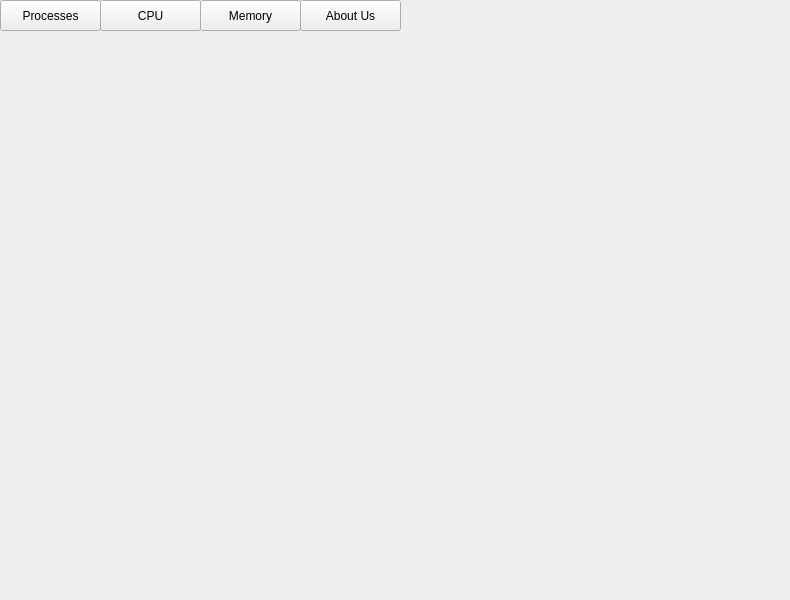
sophiakravchuk/OSLinux_Statistic, file mainwindow.ui: the form before one commit.
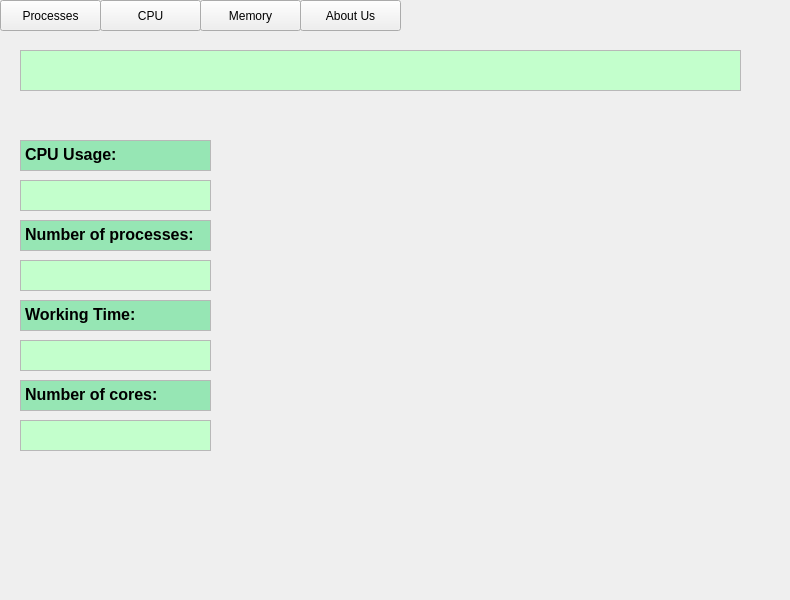
The form after the commit. The open tabs and pages were chosen to show the change. Custom widgets are drawn as their Qt base class.

Commit message: Add CPU_Usage Info

Patch:
```diff
--- a/mainwindow.ui
+++ b/mainwindow.ui
@@ -155,13 +155,166 @@
      <widget class="QCustomPlot" name="plot" native="true">
       <property name="geometry">
        <rect>
-        <x>309</x>
-        <y>30</y>
+        <x>310</x>
+        <y>100</y>
         <width>431</width>
         <height>321</height>
        </rect>
       </property>
      </widget>
+     <widget class="QTextBrowser" name="CP_usage">
+      <property name="geometry">
+       <rect>
+        <x>20</x>
+        <y>110</y>
+        <width>191</width>
+        <height>31</height>
+       </rect>
+      </property>
+      <property name="html">
+       <string>&lt;!DOCTYPE HTML PUBLIC &quot;-//W3C//DTD HTML 4.0//EN&quot; &quot;http://www.w3.org/TR/REC-html40/strict.dtd&quot;&gt;
+&lt;html&gt;&lt;head&gt;&lt;meta name=&quot;qrichtext&quot; content=&quot;1&quot; /&gt;&lt;style type=&quot;text/css&quot;&gt;
+p, li { white-space: pre-wrap; }
+&lt;/style&gt;&lt;/head&gt;&lt;body style=&quot; font-family:'Ubuntu'; font-size:11pt; font-weight:400; font-style:normal;&quot; bgcolor=&quot;#96e6b4&quot;&gt;
+&lt;p style=&quot; margin-top:0px; margin-bottom:0px; margin-left:0px; margin-right:0px; -qt-block-indent:0; text-indent:0px;&quot;&gt;&lt;span style=&quot; font-size:12pt; font-weight:600;&quot;&gt;CPU Usage:&lt;/span&gt;&lt;/p&gt;&lt;/body&gt;&lt;/html&gt;</string>
+      </property>
+     </widget>
+     <widget class="QTextBrowser" name="NumbOfProcs">
+      <property name="geometry">
+       <rect>
+        <x>20</x>
+        <y>190</y>
+        <width>191</width>
+        <height>31</height>
+       </rect>
+      </property>
+      <property name="html">
+       <string>&lt;!DOCTYPE HTML PUBLIC &quot;-//W3C//DTD HTML 4.0//EN&quot; &quot;http://www.w3.org/TR/REC-html40/strict.dtd&quot;&gt;
+&lt;html&gt;&lt;head&gt;&lt;meta name=&quot;qrichtext&quot; content=&quot;1&quot; /&gt;&lt;style type=&quot;text/css&quot;&gt;
+p, li { white-space: pre-wrap; }
+&lt;/style&gt;&lt;/head&gt;&lt;body style=&quot; font-family:'Ubuntu'; font-size:11pt; font-weight:400; font-style:normal;&quot; bgcolor=&quot;#96e6b4&quot;&gt;
+&lt;p style=&quot; margin-top:0px; margin-bottom:0px; margin-left:0px; margin-right:0px; -qt-block-indent:0; text-indent:0px;&quot;&gt;&lt;span style=&quot; font-size:12pt; font-weight:600;&quot;&gt;Number of processes:&lt;/span&gt;&lt;/p&gt;&lt;/body&gt;&lt;/html&gt;</string>
+      </property>
+     </widget>
+     <widget class="QTextBrowser" name="WorkingTime">
+      <property name="geometry">
+       <rect>
+        <x>20</x>
+        <y>270</y>
+        <width>191</width>
+        <height>31</height>
+       </rect>
+      </property>
+      <property name="html">
+       <string>&lt;!DOCTYPE HTML PUBLIC &quot;-//W3C//DTD HTML 4.0//EN&quot; &quot;http://www.w3.org/TR/REC-html40/strict.dtd&quot;&gt;
+&lt;html&gt;&lt;head&gt;&lt;meta name=&quot;qrichtext&quot; content=&quot;1&quot; /&gt;&lt;style type=&quot;text/css&quot;&gt;
+p, li { white-space: pre-wrap; }
+&lt;/style&gt;&lt;/head&gt;&lt;body style=&quot; font-family:'Ubuntu'; font-size:11pt; font-weight:400; font-style:normal;&quot; bgcolor=&quot;#96e6b4&quot;&gt;
+&lt;p style=&quot; margin-top:0px; margin-bottom:0px; margin-left:0px; margin-right:0px; -qt-block-indent:0; text-indent:0px;&quot;&gt;&lt;span style=&quot; font-size:12pt; font-weight:600;&quot;&gt;Working Time:&lt;/span&gt;&lt;/p&gt;&lt;/body&gt;&lt;/html&gt;</string>
+      </property>
+     </widget>
+     <widget class="QTextEdit" name="NameText">
+      <property name="geometry">
+       <rect>
+        <x>20</x>
+        <y>20</y>
+        <width>721</width>
+        <height>41</height>
+       </rect>
+      </property>
+      <property name="html">
+       <string>&lt;!DOCTYPE HTML PUBLIC &quot;-//W3C//DTD HTML 4.0//EN&quot; &quot;http://www.w3.org/TR/REC-html40/strict.dtd&quot;&gt;
+&lt;html&gt;&lt;head&gt;&lt;meta name=&quot;qrichtext&quot; content=&quot;1&quot; /&gt;&lt;style type=&quot;text/css&quot;&gt;
+p, li { white-space: pre-wrap; }
+&lt;/style&gt;&lt;/head&gt;&lt;body style=&quot; font-family:'Ubuntu'; font-size:11pt; font-weight:400; font-style:normal;&quot; bgcolor=&quot;#c3ffcc&quot;&gt;
+&lt;p style=&quot;-qt-paragraph-type:empty; margin-top:0px; margin-bottom:0px; margin-left:0px; margin-right:0px; -qt-block-indent:0; text-indent:0px;&quot;&gt;&lt;br /&gt;&lt;/p&gt;&lt;/body&gt;&lt;/html&gt;</string>
+      </property>
+     </widget>
+     <widget class="QTextEdit" name="CP_usage_text">
+      <property name="geometry">
+       <rect>
+        <x>20</x>
+        <y>150</y>
+        <width>191</width>
+        <height>31</height>
+       </rect>
+      </property>
+      <property name="html">
+       <string>&lt;!DOCTYPE HTML PUBLIC &quot;-//W3C//DTD HTML 4.0//EN&quot; &quot;http://www.w3.org/TR/REC-html40/strict.dtd&quot;&gt;
+&lt;html&gt;&lt;head&gt;&lt;meta name=&quot;qrichtext&quot; content=&quot;1&quot; /&gt;&lt;style type=&quot;text/css&quot;&gt;
+p, li { white-space: pre-wrap; }
+&lt;/style&gt;&lt;/head&gt;&lt;body style=&quot; font-family:'Ubuntu'; font-size:11pt; font-weight:400; font-style:normal;&quot; bgcolor=&quot;#c3ffcc&quot;&gt;
+&lt;p style=&quot;-qt-paragraph-type:empty; margin-top:0px; margin-bottom:0px; margin-left:0px; margin-right:0px; -qt-block-indent:0; text-indent:0px;&quot;&gt;&lt;br /&gt;&lt;/p&gt;&lt;/body&gt;&lt;/html&gt;</string>
+      </property>
+     </widget>
+     <widget class="QTextEdit" name="NumbOfProcsText">
+      <property name="geometry">
+       <rect>
+        <x>20</x>
+        <y>230</y>
+        <width>191</width>
+        <height>31</height>
+       </rect>
+      </property>
+      <property name="html">
+       <string>&lt;!DOCTYPE HTML PUBLIC &quot;-//W3C//DTD HTML 4.0//EN&quot; &quot;http://www.w3.org/TR/REC-html40/strict.dtd&quot;&gt;
+&lt;html&gt;&lt;head&gt;&lt;meta name=&quot;qrichtext&quot; content=&quot;1&quot; /&gt;&lt;style type=&quot;text/css&quot;&gt;
+p, li { white-space: pre-wrap; }
+&lt;/style&gt;&lt;/head&gt;&lt;body style=&quot; font-family:'Ubuntu'; font-size:11pt; font-weight:400; font-style:normal;&quot; bgcolor=&quot;#c3ffcc&quot;&gt;
+&lt;p style=&quot;-qt-paragraph-type:empty; margin-top:0px; margin-bottom:0px; margin-left:0px; margin-right:0px; -qt-block-indent:0; text-indent:0px;&quot;&gt;&lt;br /&gt;&lt;/p&gt;&lt;/body&gt;&lt;/html&gt;</string>
+      </property>
+     </widget>
+     <widget class="QTextEdit" name="WorkingTimeText">
+      <property name="geometry">
+       <rect>
+        <x>20</x>
+        <y>310</y>
+        <width>191</width>
+        <height>31</height>
+       </rect>
+      </property>
+      <property name="html">
+       <string>&lt;!DOCTYPE HTML PUBLIC &quot;-//W3C//DTD HTML 4.0//EN&quot; &quot;http://www.w3.org/TR/REC-html40/strict.dtd&quot;&gt;
+&lt;html&gt;&lt;head&gt;&lt;meta name=&quot;qrichtext&quot; content=&quot;1&quot; /&gt;&lt;style type=&quot;text/css&quot;&gt;
+p, li { white-space: pre-wrap; }
+&lt;/style&gt;&lt;/head&gt;&lt;body style=&quot; font-family:'Ubuntu'; font-size:11pt; font-weight:400; font-style:normal;&quot; bgcolor=&quot;#c3ffcc&quot;&gt;
+&lt;p style=&quot;-qt-paragraph-type:empty; margin-top:0px; margin-bottom:0px; margin-left:0px; margin-right:0px; -qt-block-indent:0; text-indent:0px;&quot;&gt;&lt;br /&gt;&lt;/p&gt;&lt;/body&gt;&lt;/html&gt;</string>
+      </property>
+     </widget>
+     <widget class="QTextBrowser" name="NumbOfCors">
+      <property name="geometry">
+       <rect>
+        <x>20</x>
+        <y>350</y>
+        <width>191</width>
+        <height>31</height>
+       </rect>
+      </property>
+      <property name="html">
+       <string>&lt;!DOCTYPE HTML PUBLIC &quot;-//W3C//DTD HTML 4.0//EN&quot; &quot;http://www.w3.org/TR/REC-html40/strict.dtd&quot;&gt;
+&lt;html&gt;&lt;head&gt;&lt;meta name=&quot;qrichtext&quot; content=&quot;1&quot; /&gt;&lt;style type=&quot;text/css&quot;&gt;
+p, li { white-space: pre-wrap; }
+&lt;/style&gt;&lt;/head&gt;&lt;body style=&quot; font-family:'Ubuntu'; font-size:11pt; font-weight:400; font-style:normal;&quot; bgcolor=&quot;#96e6b4&quot;&gt;
+&lt;p style=&quot; margin-top:0px; margin-bottom:0px; margin-left:0px; margin-right:0px; -qt-block-indent:0; text-indent:0px;&quot;&gt;&lt;span style=&quot; font-size:12pt; font-weight:600;&quot;&gt;Number of cores:&lt;/span&gt;&lt;/p&gt;&lt;/body&gt;&lt;/html&gt;</string>
+      </property>
+     </widget>
+     <widget class="QTextEdit" name="NumbOfCorsText">
+      <property name="geometry">
+       <rect>
+        <x>20</x>
+        <y>390</y>
+        <width>191</width>
+        <height>31</height>
+       </rect>
+      </property>
+      <property name="html">
+       <string>&lt;!DOCTYPE HTML PUBLIC &quot;-//W3C//DTD HTML 4.0//EN&quot; &quot;http://www.w3.org/TR/REC-html40/strict.dtd&quot;&gt;
+&lt;html&gt;&lt;head&gt;&lt;meta name=&quot;qrichtext&quot; content=&quot;1&quot; /&gt;&lt;style type=&quot;text/css&quot;&gt;
+p, li { white-space: pre-wrap; }
+&lt;/style&gt;&lt;/head&gt;&lt;body style=&quot; font-family:'Ubuntu'; font-size:11pt; font-weight:400; font-style:normal;&quot; bgcolor=&quot;#c3ffcc&quot;&gt;
+&lt;p style=&quot;-qt-paragraph-type:empty; margin-top:0px; margin-bottom:0px; margin-left:0px; margin-right:0px; -qt-block-indent:0; text-indent:0px;&quot;&gt;&lt;br /&gt;&lt;/p&gt;&lt;/body&gt;&lt;/html&gt;</string>
+      </property>
+     </widget>
     </widget>
    </widget>
    <zorder>stackedWidget</zorder>
```
Left out of the diff: 2 changed lines with no effect on the pictures. The commit also changes 7 other files.
